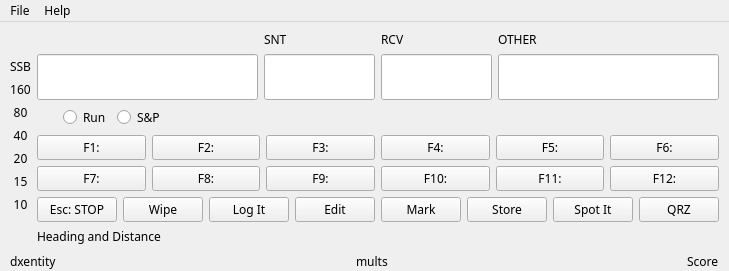
The window that not1mm/data/main.ui (mbridak/not1mm) describes before a commit, drawn with Qt 5.
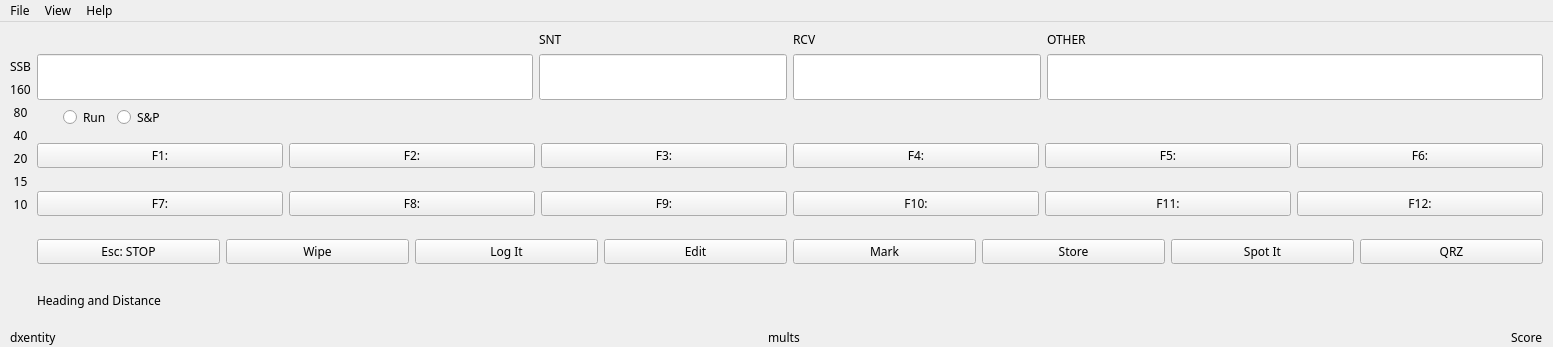
The same window after the commit.

Commit message:
Converted some H and V Box layouts to frames.
Did this because you can hide frames...

Diff of the .ui file:
```diff
--- a/not1mm/data/main.ui
+++ b/not1mm/data/main.ui
@@ -6,8 +6,8 @@
    <rect>
     <x>0</x>
     <y>0</y>
-    <width>600</width>
-    <height>200</height>
+    <width>1553</width>
+    <height>347</height>
    </rect>
   </property>
   <property name="sizePolicy">
@@ -40,10 +40,23 @@
       <item>
        <layout class="QHBoxLayout" name="mainsection">
         <item>
+         <widget class="QFrame" name="Band_Mode_Frame">
+          <property name="lineWidth">
+           <number>0</number>
+          </property>
          <layout class="QVBoxLayout" name="bandmode_vertline">
+           <property name="leftMargin">
+            <number>0</number>
+           </property>
           <property name="topMargin">
            <number>27</number>
           </property>
+           <property name="rightMargin">
+            <number>0</number>
+           </property>
+           <property name="bottomMargin">
+            <number>0</number>
+           </property>
           <item>
            <widget class="QLabel" name="mode">
             <property name="text">
@@ -128,9 +141,10 @@
            </spacer>
           </item>
          </layout>
+         </widget>
         </item>
         <item>
-         <layout class="QVBoxLayout" name="main_dialog" stretch="0,0,1,1,1,0">
+         <layout class="QVBoxLayout" name="main_dialog" stretch="0,0,0,0,0,0">
           <item>
            <layout class="QHBoxLayout" name="horizontalLayout" stretch="2,1,1,2">
             <item>
@@ -280,7 +294,23 @@
            </layout>
           </item>
           <item>
+           <widget class="QFrame" name="Button_Row1">
            <layout class="QHBoxLayout" name="ButtonRow1">
+             <property name="sizeConstraint">
+              <enum>QLayout::SetNoConstraint</enum>
+             </property>
+             <property name="leftMargin">
+              <number>0</number>
+             </property>
+             <property name="topMargin">
+              <number>0</number>
+             </property>
+             <property name="rightMargin">
+              <number>0</number>
+             </property>
+             <property name="bottomMargin">
+              <number>0</number>
+             </property>
             <item>
              <widget class="QPushButton" name="f1">
               <property name="focusPolicy">
@@ -342,9 +372,26 @@
              </widget>
             </item>
            </layout>
+           </widget>
           </item>
           <item>
+           <widget class="QFrame" name="Button_Row2">
+            <property name="lineWidth">
+             <number>0</number>
+            </property>
            <layout class="QHBoxLayout" name="ButtonRow2">
+             <property name="leftMargin">
+              <number>0</number>
+             </property>
+             <property name="topMargin">
+              <number>0</number>
+             </property>
+             <property name="rightMargin">
+              <number>0</number>
+             </property>
+             <property name="bottomMargin">
+              <number>0</number>
+             </property>
             <item>
              <widget class="QPushButton" name="f7">
               <property name="focusPolicy">
@@ -406,9 +453,23 @@
              </widget>
             </item>
            </layout>
+           </widget>
           </item>
           <item>
+           <widget class="QFrame" name="Command_Buttons">
            <layout class="QHBoxLayout" name="ButtonRow3">
+             <property name="leftMargin">
+              <number>0</number>
+             </property>
+             <property name="topMargin">
+              <number>0</number>
+             </property>
+             <property name="rightMargin">
+              <number>0</number>
+             </property>
+             <property name="bottomMargin">
+              <number>0</number>
+             </property>
             <item>
              <widget class="QPushButton" name="esc_stop">
               <property name="focusPolicy">
@@ -490,6 +551,7 @@
              </widget>
             </item>
            </layout>
+           </widget>
           </item>
           <item>
            <layout class="QHBoxLayout" name="horizontalLayout_6">
@@ -593,7 +655,16 @@
     </property>
     <addaction name="actionAbout"/>
    </widget>
+   <widget class="QMenu" name="menuView">
+    <property name="title">
+     <string>View</string>
+    </property>
+    <addaction name="actionCommand_Buttons"/>
+    <addaction name="actionCW_Macros"/>
+    <addaction name="actionMode_and_Bands"/>
+   </widget>
    <addaction name="menuFile"/>
+   <addaction name="menuView"/>
    <addaction name="menuHelp"/>
   </widget>
   <action name="actionAbout">
```
Left out of the diff: 48 changed lines with no effect on the pictures. Lines whose indentation alone changed are shown as unchanged.
